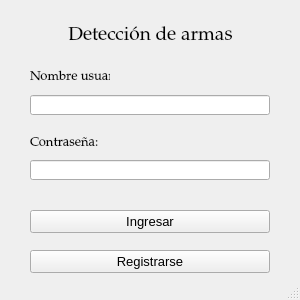
Before: the Qt Designer form Client_Side/UI/login_window.ui in spardoc/Deteccion_De_Armas, drawn with Qt 5.
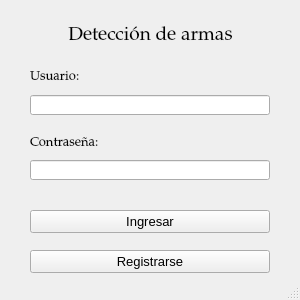
After: the same form once the commit is applied. Icons and pictures are not drawn.

The edit to the form file:
```diff
--- a/Client_Side/UI/login_window.ui
+++ b/Client_Side/UI/login_window.ui
@@ -67,7 +67,7 @@
      </font>
     </property>
     <property name="text">
-     <string>Nombre usuario:</string>
+     <string>Usuario:</string>
     </property>
    </widget>
    <widget class="QLabel" name="label_password">
@@ -75,7 +75,7 @@
      <rect>
       <x>30</x>
       <y>135</y>
-      <width>80</width>
+      <width>110</width>
       <height>16</height>
      </rect>
     </property>
```
Left out of the diff: 4 changed lines with no effect on the pictures.
